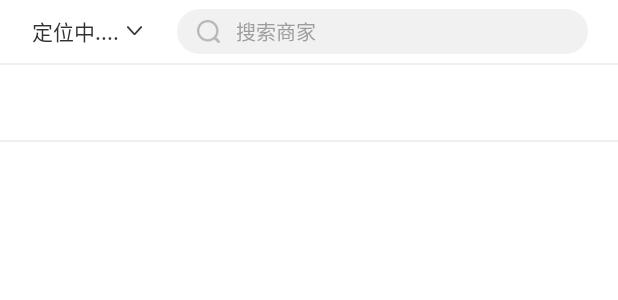
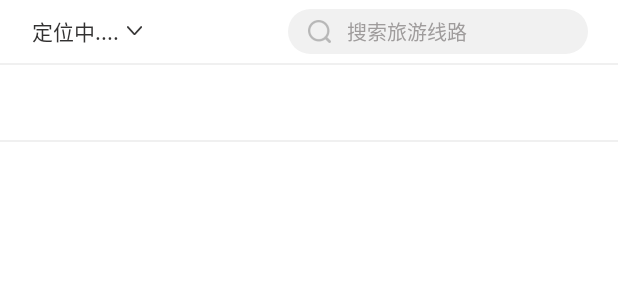
Before and after one commit to a329336057/qfxdemo, an Android app: the layout fragment_travel.xml on its own in the app's theme, with its tools: preview values and no code run, on a phone screen of 412 x 824 dp. Shown: the top 300 px of the screen. Run offline under Robolectric (Android 15) with nearby library versions, the phone set to English and light mode, and no system bars.

Commit message:
优化部分修改的新版内容

```diff
--- a/app/build.gradle
+++ b/app/build.gradle
@@ -45,4 +45,10 @@ dependencies {
 
 //RecyclerView
     implementation 'com.github.CymChad:BaseRecyclerViewAdapterHelper:2.9.22'
+//弹出框
+    implementation 'com.lxj:xpopup:1.8.6'
+    implementation 'com.android.support:appcompat-v7:28.0.0'
+    implementation 'com.android.support:recyclerview-v7:28.0.0'
+    implementation 'com.android.support:design:28.0.0'
+
 }
--- a/app/src/main/res/layout/fragment_travel.xml
+++ b/app/src/main/res/layout/fragment_travel.xml
@@ -61,9 +61,9 @@
                </RelativeLayout>
 
             <RelativeLayout
-                android:layout_width="274dp"
+                android:layout_width="200dp"
                 android:layout_height="30dp"
-
+                android:id="@+id/Travek_dislog"
                 android:layout_centerVertical="true"
                 android:layout_marginRight="20dp"
                 android:layout_alignParentRight="true"
@@ -78,7 +78,7 @@
                 <TextView
                     android:layout_width="wrap_content"
                     android:layout_height="wrap_content"
-                    android:text="搜索商家"
+                    android:text="搜索旅游线路"
                     android:textSize="13sp"
                     android:layout_centerVertical="true"
                     android:layout_marginLeft="39dp"
```
Also changed, not shown: app/src/main/java/com/qifeixianapp/qfxdemo/Activitiy/MainsHome.java (+6 -8 lines), app/src/main/java/com/qifeixianapp/qfxdemo/Activitiy/VipActivity.java (+8 -0 lines), app/src/main/java/com/qifeixianapp/qfxdemo/UI/CustomFullScreenPopup.java (added, +22 -0 lines), app/src/main/java/com/qifeixianapp/qfxdemo/fragment/TravelFragment.java (+16 -3 lines).
